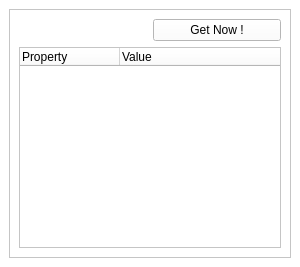
The window that rezals/detail/rzxprops.ui (Fruneau/qRezix) describes before a commit, drawn with Qt 5.
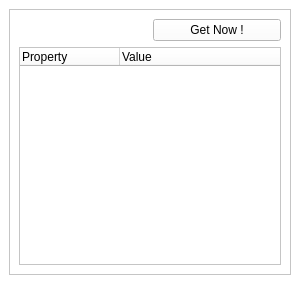
The same window after the commit.

Commit message: Une derniÃšre petite modifs sur les tailles autorisÃ©es... et puis voilÃ , je pense que je peux clore #25

```diff
--- a/rezals/detail/rzxprops.ui
+++ b/rezals/detail/rzxprops.ui
@@ -9,7 +9,7 @@
     <x>0</x>
     <y>0</y>
     <width>300</width>
-    <height>267</height>
+    <height>284</height>
    </rect>
   </property>
   <property name="sizePolicy" >
@@ -23,7 +23,7 @@
   <property name="minimumSize" >
    <size>
     <width>150</width>
-    <height>256</height>
+    <height>128</height>
    </size>
   </property>
   <property name="baseSize" >
@@ -343,7 +343,7 @@
         <property name="minimumSize" >
          <size>
           <width>0</width>
-          <height>128</height>
+          <height>75</height>
          </size>
         </property>
         <property name="maximumSize" >
```
Left out of the diff: 34 changed lines with no effect on the pictures. The commit also changes 1 other file.
